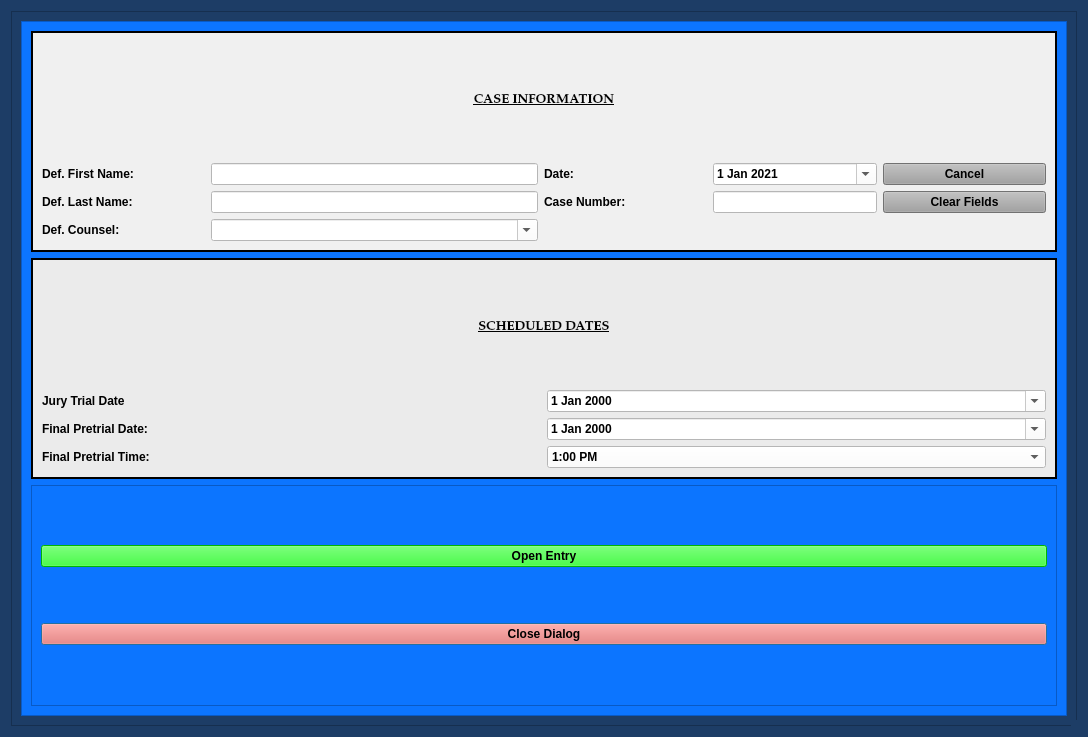
Above: package/views/ui/NoticeOfHearingDialog.ui from HunterProgram22/MuniEntry before the change. Below: the same form after it.
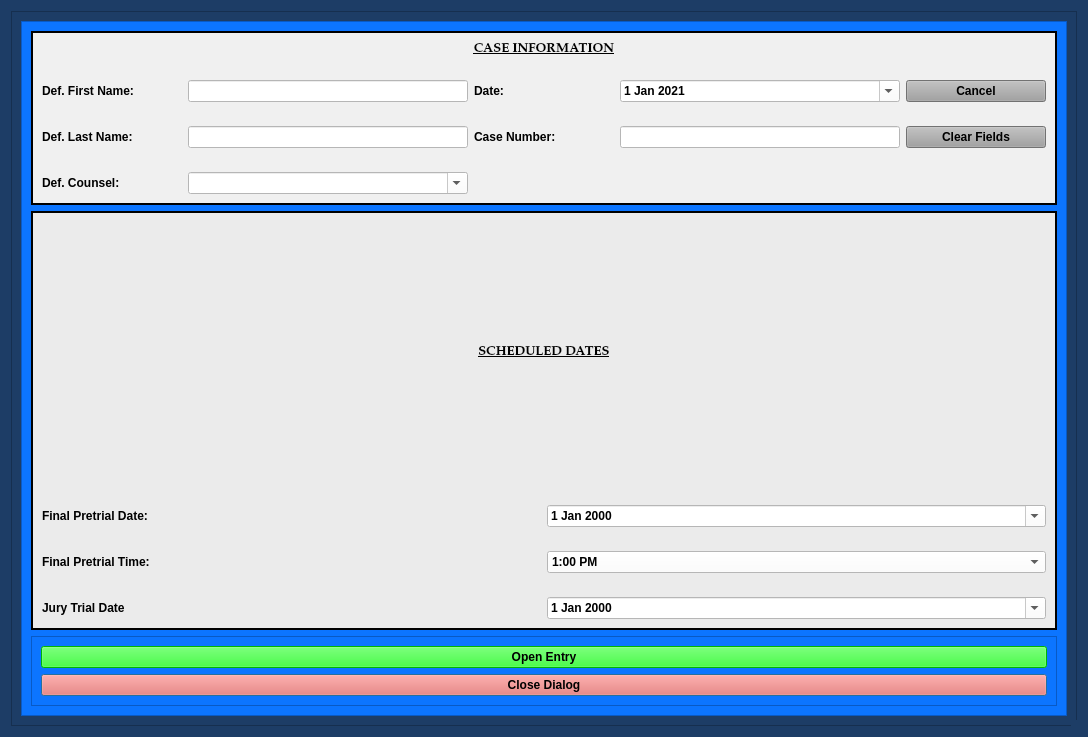
That is the form after the change. Custom widgets are drawn as their Qt base class.

Commit message: Notice hearing updating for both final and trial dates.

```diff
--- a/package/views/ui/NoticeOfHearingDialog.ui
+++ b/package/views/ui/NoticeOfHearingDialog.ui
@@ -238,8 +238,38 @@
             <property name="lineWidth">
              <number>2</number>
             </property>
-            <layout class="QGridLayout" name="gridLayout_5">
-             <item row="5" column="1">
+            <layout class="QGridLayout" name="gridLayout_6">
+             <item row="0" column="0">
+              <layout class="QGridLayout" name="gridLayout_3" rowstretch="1,2,2,2" rowminimumheight="0,0,0,0">
+               <property name="verticalSpacing">
+                <number>24</number>
+               </property>
+               <item row="1" column="0">
+                <widget class="QLabel" name="label_9">
+                 <property name="text">
+                  <string>Final Pretrial Date:</string>
+                 </property>
+                </widget>
+               </item>
+               <item row="1" column="1">
+                <widget class="NoScrollDateEdit" name="final_pretrial_dateEdit">
+                 <property name="styleSheet">
+                  <string notr="true">color: rgb(0, 0, 0);
+background-color: rgb(255, 255, 255);</string>
+                 </property>
+                 <property name="calendarPopup">
+                  <bool>true</bool>
+                 </property>
+                </widget>
+               </item>
+               <item row="2" column="0">
+                <widget class="QLabel" name="label_7">
+                 <property name="text">
+                  <string>Final Pretrial Time:</string>
+                 </property>
+                </widget>
+               </item>
+               <item row="2" column="1">
               <widget class="NoScrollComboBox" name="final_pretrial_time_box">
                <property name="styleSheet">
                 <string notr="true">background-color: rgb(255, 255, 255);</string>
@@ -316,45 +346,7 @@
                </item>
               </widget>
              </item>
-             <item row="1" column="0" colspan="2">
-              <widget class="QLabel" name="label_5">
-               <property name="font">
-                <font>
-                 <family>Palatino Linotype</family>
-                 <pointsize>10</pointsize>
-                 <weight>75</weight>
-                 <italic>false</italic>
-                 <bold>true</bold>
-                 <underline>true</underline>
-                </font>
-               </property>
-               <property name="text">
-                <string>SCHEDULED DATES</string>
-               </property>
-               <property name="alignment">
-                <set>Qt::AlignCenter</set>
-               </property>
-              </widget>
-             </item>
-             <item row="2" column="1">
-              <widget class="NoScrollDateEdit" name="trial_dateEdit">
-               <property name="styleSheet">
-                <string notr="true">color: rgb(0, 0, 0);
-background-color: rgb(255, 255, 255);</string>
-               </property>
-               <property name="calendarPopup">
-                <bool>true</bool>
-               </property>
-              </widget>
-             </item>
              <item row="3" column="0">
-              <widget class="QLabel" name="label_9">
-               <property name="text">
-                <string>Final Pretrial Date:</string>
-               </property>
-              </widget>
-             </item>
-             <item row="2" column="0">
               <widget class="QLabel" name="label_4">
                <property name="text">
                 <string>Jury Trial Date</string>
@@ -362,7 +354,7 @@
               </widget>
              </item>
              <item row="3" column="1">
-              <widget class="NoScrollDateEdit" name="final_pretrial_dateEdit">
+                <widget class="NoScrollDateEdit" name="trial_dateEdit">
                <property name="styleSheet">
                 <string notr="true">color: rgb(0, 0, 0);
 background-color: rgb(255, 255, 255);</string>
@@ -372,12 +364,27 @@
                </property>
               </widget>
              </item>
-             <item row="5" column="0">
-              <widget class="QLabel" name="label_7">
+               <item row="0" column="0" colspan="2">
+                <widget class="QLabel" name="label_5">
+                 <property name="font">
+                  <font>
+                   <family>Palatino Linotype</family>
+                   <pointsize>10</pointsize>
+                   <weight>75</weight>
+                   <italic>false</italic>
+                   <bold>true</bold>
+                   <underline>true</underline>
+                  </font>
+                 </property>
                <property name="text">
-                <string>Final Pretrial Time:</string>
-               </property>
-              </widget>
+                  <string>SCHEDULED DATES</string>
+                 </property>
+                 <property name="alignment">
+                  <set>Qt::AlignCenter</set>
+                 </property>
+                </widget>
+               </item>
+              </layout>
              </item>
             </layout>
            </widget>
@@ -402,7 +409,12 @@
             <property name="lineWidth">
              <number>2</number>
             </property>
-            <layout class="QGridLayout" name="gridLayout" columnstretch="1,2,1,1,1">
+            <layout class="QGridLayout" name="gridLayout_5">
+             <item row="0" column="0">
+              <layout class="QGridLayout" name="gridLayout" columnstretch="1,2,1,2,1">
+               <property name="verticalSpacing">
+                <number>24</number>
+               </property>
              <item row="1" column="0">
               <widget class="QLabel" name="label">
                <property name="text">
@@ -410,6 +422,13 @@
                </property>
               </widget>
              </item>
+               <item row="1" column="1">
+                <widget class="QLineEdit" name="defendant_first_name_lineEdit">
+                 <property name="styleSheet">
+                  <string notr="true">background-color: rgb(255, 255, 255);</string>
+                 </property>
+                </widget>
+               </item>
              <item row="1" column="2">
               <widget class="QLabel" name="label_26">
                <property name="text">
@@ -417,56 +436,6 @@
                </property>
               </widget>
              </item>
-             <item row="2" column="1">
-              <widget class="QLineEdit" name="defendant_last_name_lineEdit">
-               <property name="enabled">
-                <bool>true</bool>
-               </property>
-               <property name="styleSheet">
-                <string notr="true">background-color: rgb(255, 255, 255);</string>
-               </property>
-              </widget>
-             </item>
-             <item row="1" column="4">
-              <widget class="QPushButton" name="cancel_Button">
-               <property name="focusPolicy">
-                <enum>Qt::NoFocus</enum>
-               </property>
-               <property name="styleSheet">
-                <string notr="true">background-color: rgb(160, 160, 160);</string>
-               </property>
-               <property name="text">
-                <string>Cancel</string>
-               </property>
-              </widget>
-             </item>
-             <item row="2" column="2">
-              <widget class="QLabel" name="label_3">
-               <property name="text">
-                <string>Case Number:</string>
-               </property>
-              </widget>
-             </item>
-             <item row="2" column="4">
-              <widget class="QPushButton" name="clear_fields_case_Button">
-               <property name="focusPolicy">
-                <enum>Qt::NoFocus</enum>
-               </property>
-               <property name="styleSheet">
-                <string notr="true">background-color: rgb(160, 160, 160);</string>
-               </property>
-               <property name="text">
-                <string>Clear Fields</string>
-               </property>
-              </widget>
-             </item>
-             <item row="1" column="1">
-              <widget class="QLineEdit" name="defendant_first_name_lineEdit">
-               <property name="styleSheet">
-                <string notr="true">background-color: rgb(255, 255, 255);</string>
-               </property>
-              </widget>
-             </item>
              <item row="1" column="3">
               <widget class="NoScrollDateEdit" name="plea_trial_date">
                <property name="focusPolicy">
@@ -495,6 +464,19 @@
                </property>
               </widget>
              </item>
+               <item row="1" column="4">
+                <widget class="QPushButton" name="cancel_Button">
+                 <property name="focusPolicy">
+                  <enum>Qt::NoFocus</enum>
+                 </property>
+                 <property name="styleSheet">
+                  <string notr="true">background-color: rgb(160, 160, 160);</string>
+                 </property>
+                 <property name="text">
+                  <string>Cancel</string>
+                 </property>
+                </widget>
+               </item>
              <item row="2" column="0">
               <widget class="QLabel" name="label_2">
                <property name="text">
@@ -502,6 +484,23 @@
                </property>
               </widget>
              </item>
+               <item row="2" column="1">
+                <widget class="QLineEdit" name="defendant_last_name_lineEdit">
+                 <property name="enabled">
+                  <bool>true</bool>
+                 </property>
+                 <property name="styleSheet">
+                  <string notr="true">background-color: rgb(255, 255, 255);</string>
+                 </property>
+                </widget>
+               </item>
+               <item row="2" column="2">
+                <widget class="QLabel" name="label_3">
+                 <property name="text">
+                  <string>Case Number:</string>
+                 </property>
+                </widget>
+               </item>
              <item row="2" column="3">
               <widget class="QLineEdit" name="case_number_lineEdit">
                <property name="maximumSize">
@@ -515,6 +514,19 @@
                </property>
               </widget>
              </item>
+               <item row="2" column="4">
+                <widget class="QPushButton" name="clear_fields_case_Button">
+                 <property name="focusPolicy">
+                  <enum>Qt::NoFocus</enum>
+                 </property>
+                 <property name="styleSheet">
+                  <string notr="true">background-color: rgb(160, 160, 160);</string>
+                 </property>
+                 <property name="text">
+                  <string>Clear Fields</string>
+                 </property>
+                </widget>
+               </item>
              <item row="3" column="0">
               <widget class="QLabel" name="label_24">
                <property name="text">
@@ -522,6 +534,16 @@
                </property>
               </widget>
              </item>
+               <item row="3" column="1">
+                <widget class="QComboBox" name="defense_counsel_name_box">
+                 <property name="styleSheet">
+                  <string notr="true">background-color: rgb(255, 255, 255);</string>
+                 </property>
+                 <property name="editable">
+                  <bool>true</bool>
+                 </property>
+                </widget>
+               </item>
              <item row="0" column="0" colspan="5">
               <widget class="QLabel" name="label_6">
                <property name="font">
@@ -542,15 +564,7 @@
                </property>
               </widget>
              </item>
-             <item row="3" column="1">
-              <widget class="QComboBox" name="defense_counsel_name_box">
-               <property name="styleSheet">
-                <string notr="true">background-color: rgb(255, 255, 255);</string>
-               </property>
-               <property name="editable">
-                <bool>true</bool>
-               </property>
-              </widget>
+              </layout>
              </item>
             </layout>
            </widget>
```
Lines whose indentation alone changed are shown as unchanged. The commit also changes 4 other files.
